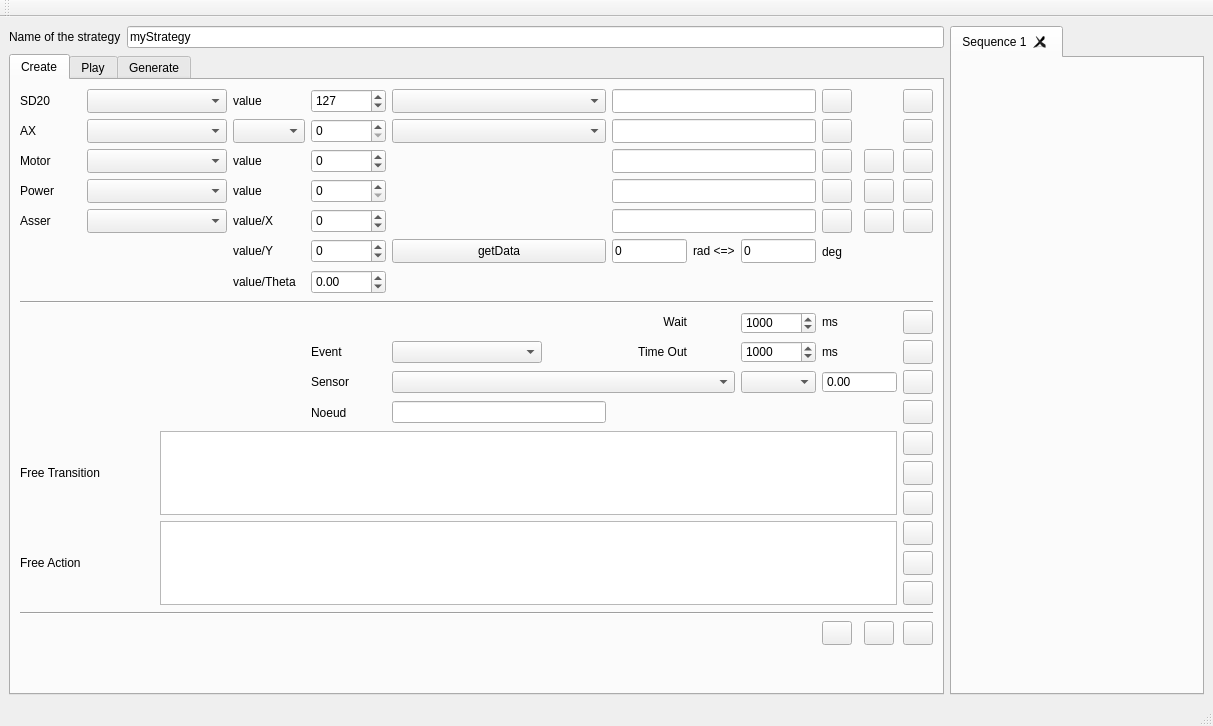
The window that PluginModules/ActuatorSequencer/ihm_ActuatorSequencer.ui (CRLG/LABOTBOX) describes before a commit, drawn with Qt 5.
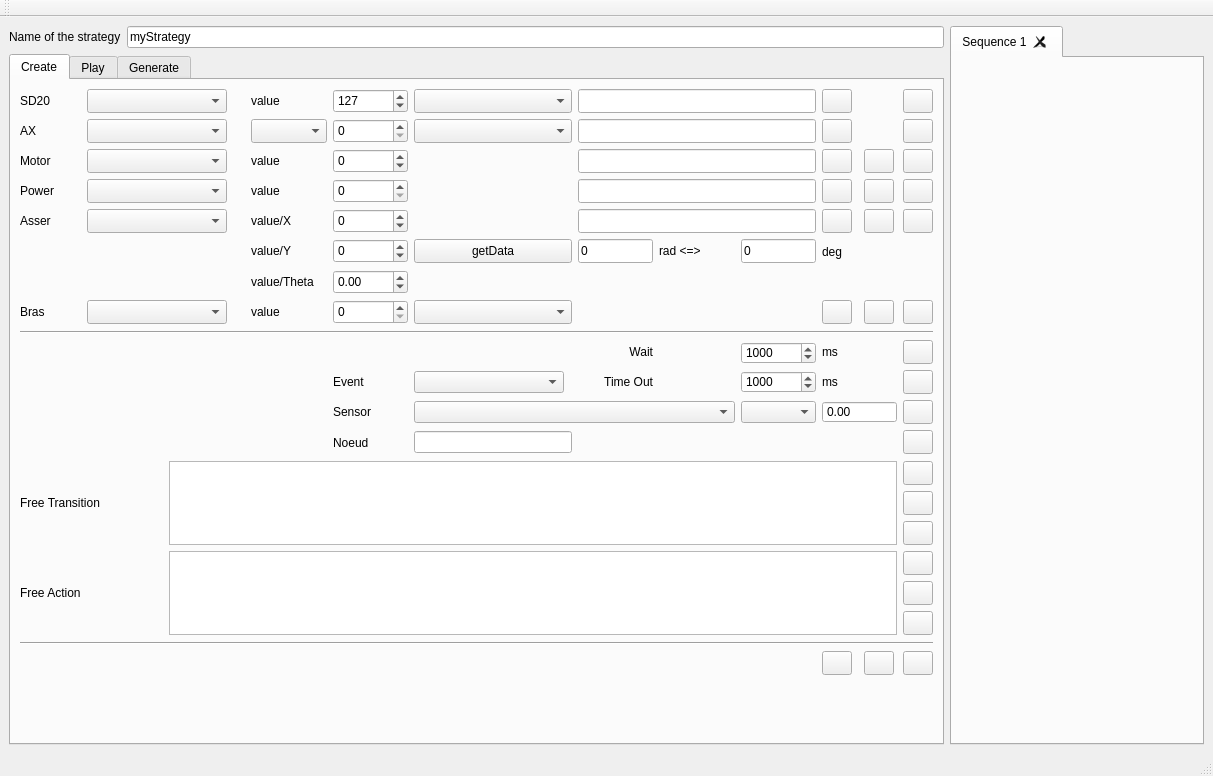
The same window after the commit. Icons and pictures are not drawn.

Commit message: [CActuatorSequencer] Prise en compte du bras robotisé

```diff
--- a/PluginModules/ActuatorSequencer/ihm_ActuatorSequencer.ui
+++ b/PluginModules/ActuatorSequencer/ihm_ActuatorSequencer.ui
@@ -7,7 +7,7 @@
     <x>0</x>
     <y>0</y>
     <width>1213</width>
-    <height>726</height>
+    <height>776</height>
    </rect>
   </property>
   <property name="windowTitle">
@@ -133,7 +133,23 @@
           </property>
          </widget>
         </item>
-        <item row="0" column="6" colspan="3">
+        <item row="0" column="5" colspan="2">
+         <widget class="QComboBox" name="cB_SD20_const_values">
+          <property name="minimumSize">
+           <size>
+            <width>90</width>
+            <height>24</height>
+           </size>
+          </property>
+          <property name="maximumSize">
+           <size>
+            <width>16777215</width>
+            <height>24</height>
+           </size>
+          </property>
+         </widget>
+        </item>
+        <item row="0" column="7" colspan="3">
          <widget class="QLineEdit" name="tip_SD20">
           <property name="minimumSize">
            <size>
@@ -149,7 +165,7 @@
           </property>
          </widget>
         </item>
-        <item row="0" column="9">
+        <item row="0" column="10">
          <widget class="QPushButton" name="pB_Play_SD20">
           <property name="minimumSize">
            <size>
@@ -172,7 +188,7 @@
           </property>
          </widget>
         </item>
-        <item row="0" column="11">
+        <item row="0" column="12">
          <widget class="QPushButton" name="pB_Add_SD20">
           <property name="minimumSize">
            <size>
@@ -214,6 +230,22 @@
           </property>
          </widget>
         </item>
+        <item row="1" column="3">
+         <widget class="QComboBox" name="cB_AX_type_cde">
+          <property name="minimumSize">
+           <size>
+            <width>61</width>
+            <height>24</height>
+           </size>
+          </property>
+          <property name="maximumSize">
+           <size>
+            <width>100</width>
+            <height>24</height>
+           </size>
+          </property>
+         </widget>
+        </item>
         <item row="1" column="1" colspan="2">
          <widget class="QComboBox" name="cB_AX">
           <property name="minimumSize">
@@ -249,7 +281,7 @@
           </property>
          </widget>
         </item>
-        <item row="1" column="5">
+        <item row="1" column="5" colspan="2">
          <widget class="QComboBox" name="cB_AX_const_values">
           <property name="minimumSize">
            <size>
@@ -265,7 +297,7 @@
           </property>
          </widget>
         </item>
-        <item row="1" column="6" colspan="3">
+        <item row="1" column="7" colspan="3">
          <widget class="QLineEdit" name="tip_AX">
           <property name="minimumSize">
            <size>
@@ -281,7 +313,7 @@
           </property>
          </widget>
         </item>
-        <item row="1" column="9">
+        <item row="1" column="10">
          <widget class="QPushButton" name="pB_Play_AX">
           <property name="minimumSize">
            <size>
@@ -304,7 +336,7 @@
           </property>
          </widget>
         </item>
-        <item row="1" column="11">
+        <item row="1" column="12">
          <widget class="QPushButton" name="pB_Add_AX">
           <property name="minimumSize">
            <size>
@@ -406,7 +438,7 @@
           </property>
          </widget>
         </item>
-        <item row="2" column="6" colspan="3">
+        <item row="2" column="7" colspan="3">
          <widget class="QLineEdit" name="tip_Motor">
           <property name="minimumSize">
            <size>
@@ -422,31 +454,8 @@
           </property>
          </widget>
         </item>
-        <item row="2" column="9">
-         <widget class="QPushButton" name="pB_Play_Motor">
-          <property name="minimumSize">
-           <size>
-            <width>30</width>
-            <height>24</height>
-           </size>
-          </property>
-          <property name="maximumSize">
-           <size>
-            <width>30</width>
-            <height>24</height>
-           </size>
-          </property>
-          <property name="text">
-           <string/>
-          </property>
-          <property name="icon">
-           <iconset resource="../../icons.qrc">
-            <normaloff>:/icons/player_play.png</normaloff>:/icons/player_play.png</iconset>
-          </property>
-         </widget>
-        </item>
         <item row="2" column="10">
-         <widget class="QPushButton" name="pB_Stop_Motor">
+         <widget class="QPushButton" name="pB_Play_Motor">
           <property name="minimumSize">
            <size>
             <width>30</width>
@@ -464,11 +473,34 @@
           </property>
           <property name="icon">
            <iconset resource="../../icons.qrc">
-            <normaloff>:/icons/player_stop.png</normaloff>:/icons/player_stop.png</iconset>
+            <normaloff>:/icons/player_play.png</normaloff>:/icons/player_play.png</iconset>
           </property>
          </widget>
         </item>
         <item row="2" column="11">
+         <widget class="QPushButton" name="pB_Stop_Motor">
+          <property name="minimumSize">
+           <size>
+            <width>30</width>
+            <height>24</height>
+           </size>
+          </property>
+          <property name="maximumSize">
+           <size>
+            <width>30</width>
+            <height>24</height>
+           </size>
+          </property>
+          <property name="text">
+           <string/>
+          </property>
+          <property name="icon">
+           <iconset resource="../../icons.qrc">
+            <normaloff>:/icons/player_stop.png</normaloff>:/icons/player_stop.png</iconset>
+          </property>
+         </widget>
+        </item>
+        <item row="2" column="12">
          <widget class="QPushButton" name="pB_Add_Motor">
           <property name="minimumSize">
            <size>
@@ -570,7 +602,7 @@
           </property>
          </widget>
         </item>
-        <item row="3" column="6" colspan="3">
+        <item row="3" column="7" colspan="3">
          <widget class="QLineEdit" name="tip_Power">
           <property name="minimumSize">
            <size>
@@ -586,31 +618,8 @@
           </property>
          </widget>
         </item>
-        <item row="3" column="9">
-         <widget class="QPushButton" name="pB_Play_Power">
-          <property name="minimumSize">
-           <size>
-            <width>30</width>
-            <height>24</height>
-           </size>
-          </property>
-          <property name="maximumSize">
-           <size>
-            <width>30</width>
-            <height>24</height>
-           </size>
-          </property>
-          <property name="text">
-           <string/>
-          </property>
-          <property name="icon">
-           <iconset resource="../../icons.qrc">
-            <normaloff>:/icons/player_play.png</normaloff>:/icons/player_play.png</iconset>
-          </property>
-         </widget>
-        </item>
         <item row="3" column="10">
-         <widget class="QPushButton" name="pB_Stop_Power">
+         <widget class="QPushButton" name="pB_Play_Power">
           <property name="minimumSize">
            <size>
             <width>30</width>
@@ -628,11 +637,34 @@
           </property>
           <property name="icon">
            <iconset resource="../../icons.qrc">
-            <normaloff>:/icons/player_stop.png</normaloff>:/icons/player_stop.png</iconset>
+            <normaloff>:/icons/player_play.png</normaloff>:/icons/player_play.png</iconset>
           </property>
          </widget>
         </item>
         <item row="3" column="11">
+         <widget class="QPushButton" name="pB_Stop_Power">
+          <property name="minimumSize">
+           <size>
+            <width>30</width>
+            <height>24</height>
+           </size>
+          </property>
+          <property name="maximumSize">
+           <size>
+            <width>30</width>
+            <height>24</height>
+           </size>
+          </property>
+          <property name="text">
+           <string/>
+          </property>
+          <property name="icon">
+           <iconset resource="../../icons.qrc">
+            <normaloff>:/icons/player_stop.png</normaloff>:/icons/player_stop.png</iconset>
+          </property>
+         </widget>
+        </item>
+        <item row="3" column="12">
          <widget class="QPushButton" name="pB_Add_Power">
           <property name="minimumSize">
            <size>
@@ -731,7 +763,7 @@
           </property>
          </widget>
         </item>
-        <item row="4" column="6" colspan="3">
+        <item row="4" column="7" colspan="3">
          <widget class="QLineEdit" name="tip_Asser">
           <property name="minimumSize">
            <size>
@@ -747,31 +779,8 @@
           </property>
          </widget>
         </item>
-        <item row="4" column="9">
-         <widget class="QPushButton" name="pB_Play_Asser">
-          <property name="minimumSize">
-           <size>
-            <width>30</width>
-            <height>24</height>
-           </size>
-          </property>
-          <property name="maximumSize">
-           <size>
-            <width>30</width>
-            <height>24</height>
-           </size>
-          </property>
-          <property name="text">
-           <string/>
-          </property>
-          <property name="icon">
-           <iconset resource="../../icons.qrc">
-            <normaloff>:/icons/player_play.png</normaloff>:/icons/player_play.png</iconset>
-          </property>
-         </widget>
-        </item>
         <item row="4" column="10">
-         <widget class="QPushButton" name="pB_Stop_Asser">
+         <widget class="QPushButton" name="pB_Play_Asser">
           <property name="minimumSize">
            <size>
             <width>30</width>
@@ -789,11 +798,34 @@
           </property>
           <property name="icon">
            <iconset resource="../../icons.qrc">
-            <normaloff>:/icons/player_stop.png</normaloff>:/icons/player_stop.png</iconset>
+            <normaloff>:/icons/player_play.png</normaloff>:/icons/player_play.png</iconset>
           </property>
          </widget>
         </item>
         <item row="4" column="11">
+         <widget class="QPushButton" name="pB_Stop_Asser">
+          <property name="minimumSize">
+           <size>
+            <width>30</width>
+            <height>24</height>
+           </size>
+          </property>
+          <property name="maximumSize">
+           <size>
+            <width>30</width>
+            <height>24</height>
+           </size>
+          </property>
+          <property name="text">
+           <string/>
+          </property>
+          <property name="icon">
+           <iconset resource="../../icons.qrc">
+            <normaloff>:/icons/player_stop.png</normaloff>:/icons/player_stop.png</iconset>
+          </property>
+         </widget>
+        </item>
+        <item row="4" column="12">
          <widget class="QPushButton" name="pB_Add_Asser">
           <property name="minimumSize">
            <size>
@@ -857,7 +889,7 @@
           </property>
          </widget>
         </item>
-        <item row="5" column="5">
+        <item row="5" column="5" colspan="2">
          <widget class="QPushButton" name="pB_get_XYTeta">
           <property name="minimumSize">
            <size>
@@ -876,26 +908,26 @@
           </property>
          </widget>
         </item>
-        <item row="5" column="6">
-         <widget class="QLineEdit" name="tool_rad">
-          <property name="minimumSize">
-           <size>
-            <width>75</width>
-            <height>24</height>
-           </size>
-          </property>
-          <property name="maximumSize">
-           <size>
-            <width>75</width>
-            <height>24</height>
-           </size>
-          </property>
-          <property name="text">
-           <string>0</string>
-          </property>
-         </widget>
-        </item>
         <item row="5" column="7">
+         <widget class="QLineEdit" name="tool_rad">
+          <property name="minimumSize">
+           <size>
+            <width>75</width>
+            <height>24</height>
+           </size>
+          </property>
+          <property name="maximumSize">
+           <size>
+            <width>75</width>
+            <height>24</height>
+           </size>
+          </property>
+          <property name="text">
+           <string>0</string>
+          </property>
+         </widget>
+        </item>
+        <item row="5" column="8">
          <widget class="QLabel" name="label_10">
           <property name="minimumSize">
            <size>
@@ -914,7 +946,7 @@
           </property>
          </widget>
         </item>
-        <item row="5" column="8">
+        <item row="5" column="9">
          <widget class="QLineEdit" name="tool_deg">
           <property name="minimumSize">
            <size>
@@ -933,7 +965,7 @@
           </property>
          </widget>
         </item>
-        <item row="5" column="9" colspan="2">
+        <item row="5" column="10" colspan="2">
          <widget class="QLabel" name="label_11">
           <property name="minimumSize">
            <size>
@@ -993,7 +1025,107 @@
           </property>
          </widget>
         </item>
-        <item row="7" column="0" colspan="12">
+        <item row="7" column="0">
+         <widget class="QLabel" name="label_16">
+          <property name="minimumSize">
+           <size>
+            <width>45</width>
+            <height>24</height>
+           </size>
+          </property>
+          <property name="maximumSize">
+           <size>
+            <width>45</width>
+            <height>24</height>
+           </size>
+          </property>
+          <property name="text">
+           <string>Bras</string>
+          </property>
+         </widget>
+        </item>
+        <item row="7" column="1" colspan="2">
+         <widget class="QComboBox" name="cB_ARM">
+          <property name="minimumSize">
+           <size>
+            <width>140</width>
+            <height>24</height>
+           </size>
+          </property>
+          <property name="maximumSize">
+           <size>
+            <width>140</width>
+            <height>24</height>
+           </size>
+          </property>
+         </widget>
+        </item>
+        <item row="7" column="3">
+         <widget class="QLabel" name="label_3">
+          <property name="minimumSize">
+           <size>
+            <width>61</width>
+            <height>24</height>
+           </size>
+          </property>
+          <property name="maximumSize">
+           <size>
+            <width>100</width>
+            <height>24</height>
+           </size>
+          </property>
+          <property name="text">
+           <string>value</string>
+          </property>
+         </widget>
+        </item>
+        <item row="7" column="10">
+         <widget class="QPushButton" name="pB_Play_ARM">
+          <property name="minimumSize">
+           <size>
+            <width>30</width>
+            <height>24</height>
+           </size>
+          </property>
+          <property name="maximumSize">
+           <size>
+            <width>30</width>
+            <height>24</height>
+           </size>
+          </property>
+          <property name="text">
+           <string/>
+          </property>
+          <property name="icon">
+           <iconset resource="../../icons.qrc">
+            <normaloff>:/icons/player_play.png</normaloff>:/icons/player_play.png</iconset>
+          </property>
+         </widget>
+        </item>
+        <item row="7" column="12">
+         <widget class="QPushButton" name="pB_Add_ARM">
+          <property name="minimumSize">
+           <size>
+            <width>30</width>
+            <height>24</height>
+           </size>
+          </property>
+          <property name="maximumSize">
+           <size>
+            <width>30</width>
+            <height>24</height>
+           </size>
+          </property>
+          <property name="text">
+           <string/>
+          </property>
+          <property name="icon">
+           <iconset resource="../../icons.qrc">
+            <normaloff>:/icons/plus.png</normaloff>:/icons/plus.png</iconset>
+          </property>
+         </widget>
+        </item>
+        <item row="8" column="0" colspan="13">
          <widget class="Line" name="line_5">
           <property name="minimumSize">
            <size>
@@ -1012,7 +1144,7 @@
           </property>
          </widget>
         </item>
-        <item row="8" column="6">
+        <item row="9" column="7">
          <widget class="QLabel" name="label_8">
           <property name="maximumSize">
            <size>
@@ -1028,7 +1160,7 @@
           </property>
          </widget>
         </item>
-        <item row="8" column="8">
+        <item row="9" column="9">
          <widget class="QSpinBox" name="sB_Wait">
           <property name="minimumSize">
            <size>
@@ -1050,7 +1182,7 @@
           </property>
          </widget>
         </item>
-        <item row="8" column="9" colspan="2">
+        <item row="9" column="10" colspan="2">
          <widget class="QLabel" name="label_7">
           <property name="minimumSize">
            <size>
@@ -1069,7 +1201,7 @@
           </property>
          </widget>
         </item>
-        <item row="8" column="11">
+        <item row="9" column="12">
          <widget class="QPushButton" name="pB_Add_Wait">
           <property name="minimumSize">
            <size>
@@ -1092,7 +1224,7 @@
           </property>
          </widget>
         </item>
-        <item row="9" column="4">
+        <item row="10" column="4">
          <widget class="QLabel" name="label_12">
           <property name="minimumSize">
            <size>
@@ -1111,7 +1243,7 @@
           </property>
          </widget>
         </item>
-        <item row="9" column="5">
+        <item row="10" column="5" colspan="2">
          <widget class="QComboBox" name="cB_Events">
           <property name="minimumSize">
            <size>
@@ -1127,7 +1259,7 @@
           </property>
          </widget>
         </item>
-        <item row="9" column="6">
+        <item row="10" column="7">
          <widget class="QLabel" name="label_13">
           <property name="text">
            <string>Time Out</string>
@@ -1137,7 +1269,7 @@
           </property>
          </widget>
         </item>
-        <item row="9" column="8">
+        <item row="10" column="9">
          <widget class="QSpinBox" name="sB_TimeOut">
           <property name="minimumSize">
            <size>
@@ -1162,7 +1294,7 @@
           </property>
          </widget>
         </item>
-        <item row="9" column="9" colspan="2">
+        <item row="10" column="10" colspan="2">
          <widget class="QLabel" name="label_14">
           <property name="minimumSize">
            <size>
@@ -1175,7 +1307,7 @@
           </property>
          </widget>
         </item>
-        <item row="9" column="11">
+        <item row="10" column="12">
          <widget class="QPushButton" name="pB_Add_Event">
           <property name="minimumSize">
            <size>
@@ -1198,7 +1330,7 @@
           </property>
          </widget>
         </item>
-        <item row="10" column="4">
+        <item row="11" column="4">
          <widget class="QLabel" name="label_17">
           <property name="minimumSize">
            <size>
@@ -1217,7 +1349,7 @@
           </property>
          </widget>
         </item>
-        <item row="10" column="5" colspan="3">
+        <item row="11" column="5" colspan="4">
          <widget class="QComboBox" name="cB_Sensors">
           <property name="minimumSize">
            <size>
@@ -1236,7 +1368,7 @@
           </property>
          </widget>
         </item>
-        <item row="10" column="8">
+        <item row="11" column="9">
          <widget class="QComboBox" name="cB_Conditions">
           <property name="minimumSize">
            <size>
@@ -1252,7 +1384,7 @@
           </property>
          </widget>
         </item>
-        <item row="10" column="9" colspan="2">
+        <item row="11" column="10" colspan="2">
          <widget class="QDoubleSpinBox" name="sB_Sensor">
           <property name="minimumSize">
            <size>
@@ -1277,7 +1409,7 @@
           </property>
          </widget>
         </item>
-        <item row="10" column="11">
+        <item row="11" column="12">
          <widget class="QPushButton" name="pB_Add_Sensor">
           <property name="minimumSize">
            <size>
@@ -1300,7 +1432,7 @@
           </property>
          </widget>
         </item>
-        <item row="11" column="4">
+        <item row="12" column="4">
          <widget class="QLabel" name="label_15">
           <property name="minimumSize">
            <size>
@@ -1319,10 +1451,10 @@
           </property>
          </widget>
         </item>
-        <item row="11" column="5">
+        <item row="12" column="5" colspan="2">
          <widget class="QLineEdit" name="nodeName"/>
         </item>
-        <item row="11" column="11">
+        <item row="12" column="12">
          <widget class="QPushButton" name="pB_Add_Node">
           <property name="minimumSize">
            <size>
@@ -1345,7 +1477,7 @@
           </property>
          </widget>
         </item>
-        <item row="12" column="0" rowspan="3" colspan="2">
+        <item row="13" column="0" rowspan="3" colspan="2">
          <widget class="QLabel" name="label_20">
           <property name="minimumSize">
            <size>
@@ -1364,7 +1496,7 @@
           </property>
          </widget>
         </item>
-        <item row="12" column="2" rowspan="3" colspan="9">
+        <item row="13" column="2" rowspan="3" colspan="10">
          <widget class="QTextEdit" name="freeTransition">
           <property name="minimumSize">
            <size>
@@ -1380,7 +1512,7 @@
           </property>
          </widget>
         </item>
-        <item row="12" column="11">
+        <item row="13" column="12">
          <widget class="QPushButton" name="pB_Add_Free_Transition">
           <property name="minimumSize">
            <size>
@@ -1403,7 +1535,7 @@
           </property>
          </widget>
         </item>
-        <item row="13" column="11">
+        <item row="14" column="12">
          <widget class="QPushButton" name="pB_Edit_Free_Transition">
           <property name="minimumSize">
            <size>
@@ -1426,30 +1558,7 @@
           </property>
          </widget>
         </item>
-        <item row="14" column="11">
-         <widget class="QPushButton" name="pB_Load_Free_Transition">
-          <property name="minimumSize">
-           <size>
-            <width>30</width>
-            <height>24</height>
-           </size>
-          </property>
-          <property name="maximumSize">
-           <size>
-            <width>30</width>
-            <height>24</height>
-           </size>
-          </property>
-          <property name="text">
-           <string/>
-          </property>
-          <property name="icon">
-           <iconset resource="../../icons.qrc">
-            <normaloff>:/icons/forward.png</normaloff>:/icons/forward.png</iconset>
-          </property>
-         </widget>
-        </item>
-        <item row="15" column="0" rowspan="3">
+        <item row="16" column="0" rowspan="3">
          <widget class="QLabel" name="label_21">
           <property name="minimumSize">
            <size>
@@ -1468,7 +1577,30 @@
           </property>
          </widget>
         </item>
-        <item row="15" column="2" rowspan="3" colspan="9">
+        <item row="15" column="12">
+         <widget class="QPushButton" name="pB_Load_Free_Transition">
+          <property name="minimumSize">
+           <size>
+            <width>30</width>
+            <height>24</height>
+           </size>
+          </property>
+          <property name="maximumSize">
+           <size>
+            <width>30</width>
+            <height>24</height>
+           </size>
+          </property>
+          <property name="text">
+           <string/>
+          </property>
+          <property name="icon">
+           <iconset resource="../../icons.qrc">
+            <normaloff>:/icons/forward.png</normaloff>:/icons/forward.png</iconset>
+          </property>
+         </widget>
+        </item>
+        <item row="16" column="2" rowspan="3" colspan="10">
          <widget class="QTextEdit" name="freeAction">
           <property name="minimumSize">
            <size>
@@ -1484,7 +1616,7 @@
           </property>
          </widget>
         </item>
-        <item row="15" column="11">
+        <item row="16" column="12">
          <widget class="QPushButton" name="pB_Add_Free_Action">
           <property name="minimumSize">
            <size>
@@ -1507,7 +1639,7 @@
           </property>
          </widget>
         </item>
-        <item row="16" column="11">
+        <item row="17" column="12">
          <widget class="QPushButton" name="pB_Edit_Free_Action">
           <property name="minimumSize">
            <size>
@@ -1530,7 +1662,7 @@
           </property>
          </widget>
         </item>
-        <item row="17" column="11">
+        <item row="18" column="12">
          <widget class="QPushButton" name="pB_Load_Free_Action">
           <property name="minimumSize">
            <size>
@@ -1553,7 +1685,7 @@
           </property>
          </widget>
         </item>
-        <item row="18" column="0" colspan="12">
+        <item row="19" column="0" colspan="13">
          <widget class="Line" name="line_3">
           <property name="minimumSize">
            <size>
@@ -1572,7 +1704,7 @@
           </property>
          </widget>
         </item>
-        <item row="19" column="9">
+        <item row="20" column="10">
          <widget class="QPushButton" name="pB_Remove">
           <property name="minimumSize">
            <size>
@@ -1595,30 +1727,7 @@
           </property>
          </widget>
         </item>
-        <item row="19" column="10">
-         <widget class="QPushButton" name="pB_Down">
-          <property name="minimumSize">
-           <size>
-            <width>30</width>
-            <height>24</height>
-           </size>
-          </property>
-          <property name="maximumSize">
-           <size>
-            <width>30</width>
-            <height>24</height>
-           </size>
-          </property>
-          <property name="text">
-           <string/>
-          </property>
-          <property name="icon">
-           <iconset resource="../../icons.qrc">
-            <normaloff>:/icons/down.png</normaloff>:/icons/down.png</iconset>
-          </property>
-         </widget>
-        </item>
-        <item row="19" column="11">
+        <item row="20" column="12">
          <widget class="QPushButton" name="pB_Up">
           <property name="minimumSize">
            <size>
@@ -1641,7 +1750,7 @@
           </property>
          </widget>
         </item>
-        <item row="20" column="0" colspan="11">
+        <item row="21" column="0" colspan="12">
          <spacer name="verticalSpacer">
           <property name="orientation">
            <enum>Qt::Vertical</enum>
@@ -1654,24 +1763,56 @@
           </property>
          </spacer>
         </item>
-        <item row="1" column="3">
-         <widget class="QComboBox" name="cB_AX_type_cde">
+        <item row="20" column="11">
+         <widget class="QPushButton" name="pB_Down">
           <property name="minimumSize">
            <size>
-            <width>61</width>
+            <width>30</width>
             <height>24</height>
            </size>
           </property>
           <property name="maximumSize">
            <size>
-            <width>100</width>
+            <width>30</width>
             <height>24</height>
            </size>
           </property>
+          <property name="text">
+           <string/>
+          </property>
+          <property name="icon">
+           <iconset resource="../../icons.qrc">
+            <normaloff>:/icons/down.png</normaloff>:/icons/down.png</iconset>
+          </property>
          </widget>
         </item>
-        <item row="0" column="5">
-         <widget class="QComboBox" name="cB_SD20_const_values">
+        <item row="7" column="4">
+         <widget class="QSpinBox" name="sB_ARM">
+          <property name="minimumSize">
+           <size>
+            <width>75</width>
+            <height>24</height>
+           </size>
+          </property>
+          <property name="maximumSize">
+           <size>
+            <width>75</width>
+            <height>24</height>
+           </size>
+          </property>
+          <property name="minimum">
+           <number>0</number>
+          </property>
+          <property name="maximum">
+           <number>2000</number>
+          </property>
+          <property name="value">
+           <number>0</number>
+          </property>
+         </widget>
+        </item>
+        <item row="7" column="5" colspan="2">
+         <widget class="QComboBox" name="cB_ARM_const_values">
           <property name="minimumSize">
            <size>
             <width>90</width>
@@ -1686,6 +1827,29 @@
           </property>
          </widget>
         </item>
+        <item row="7" column="11">
+         <widget class="QPushButton" name="pB_Stop_ARM">
+          <property name="minimumSize">
+           <size>
+            <width>30</width>
+            <height>24</height>
+           </size>
+          </property>
+          <property name="maximumSize">
+           <size>
+            <width>30</width>
+            <height>24</height>
+           </size>
+          </property>
+          <property name="text">
+           <string/>
+          </property>
+          <property name="icon">
+           <iconset resource="../../icons.qrc">
+            <normaloff>:/icons/player_stop.png</normaloff>:/icons/player_stop.png</iconset>
+          </property>
+         </widget>
+        </item>
        </layout>
       </widget>
       <widget class="QWidget" name="tab_play">
```
The commit also changes 2 other files.
